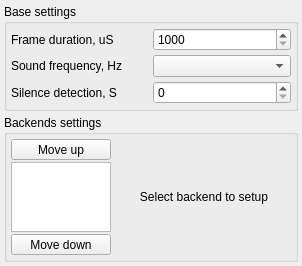
vitamin-caig/zxtune, file apps/zxtune-qt/ui/preferences/sound.ui: the form before one commit.
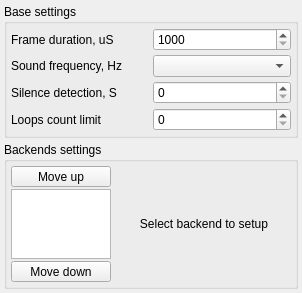
The form after the commit.

Commit message: zxtune-qt: add loop count control option.

```diff
--- a/apps/zxtune-qt/ui/preferences/sound.ui
+++ b/apps/zxtune-qt/ui/preferences/sound.ui
@@ -73,6 +73,20 @@
         </property>
        </widget>
       </item>
+      <item row="3" column="0">
+       <widget class="QLabel" name="loopsCountLimitLabel">
+        <property name="text">
+         <string>Loops count limit</string>
+        </property>
+       </widget>
+      </item>
+      <item row="3" column="1">
+       <widget class="QSpinBox" name="loopsCountLimitValue">
+        <property name="maximum">
+         <number>10</number>
+        </property>
+       </widget>
+      </item>
      </layout>
     </widget>
    </item>
```
The commit also changes 3 other files.
